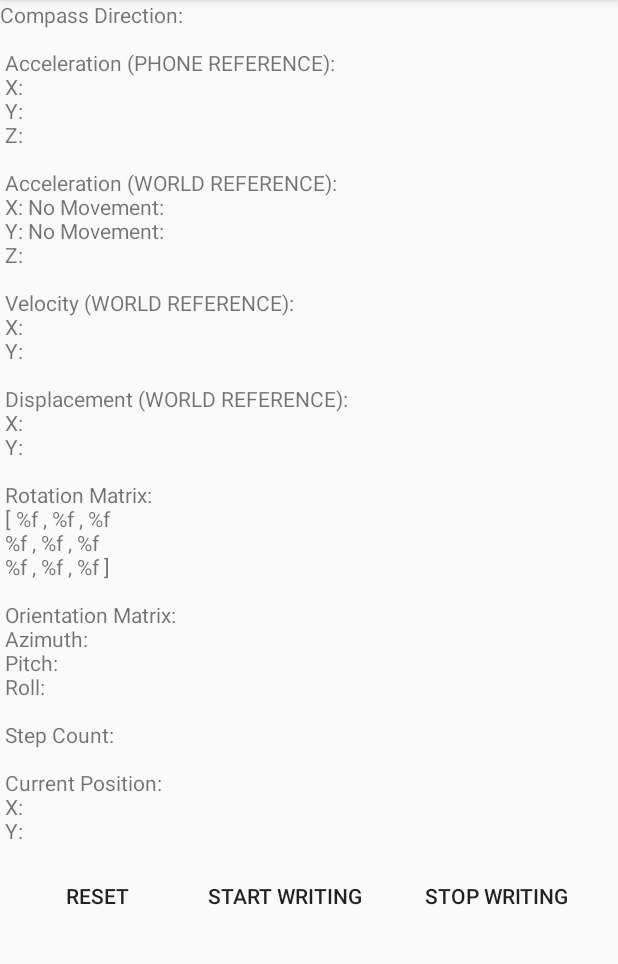
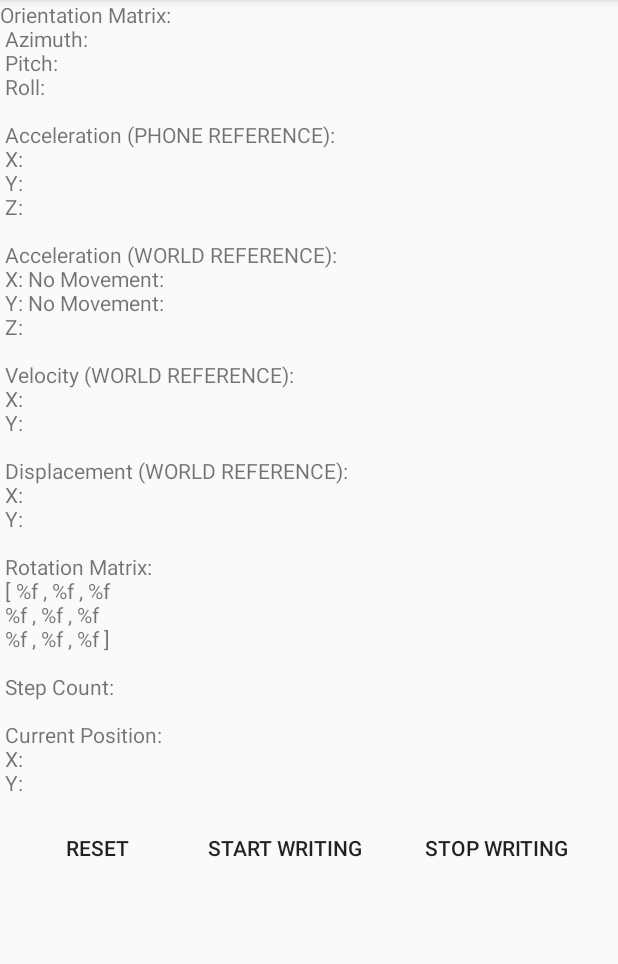
Before and after one commit to StevenKorevaar/imupositiontracking, an Android app: the screen it shows after launch (MainActivity), on a phone screen of 412 x 824 dp, the part 84-1048 px from its top. Run offline under Robolectric (Android 15) with nearby library versions, the phone set to English and light mode, and no system bars.

Commit message:
Big fixe

```diff
--- a/app/src/main/res/layout/activity_main.xml
+++ b/app/src/main/res/layout/activity_main.xml
@@ -41,7 +41,7 @@
 
             <Button
                 android:id="@+id/reset"
-                style="?android:attr/borderlessButtonStyle"
+                style="@style/Widget.AppCompat.Button.Borderless"
 
                 android:layout_width="wrap_content"
                 android:layout_height="match_parent"
@@ -51,7 +51,7 @@
 
             <Button
                 android:id="@+id/startWriting"
-                style="?android:attr/borderlessButtonStyle"
+                style="@style/Widget.AppCompat.Button.Borderless"
 
                 android:layout_width="wrap_content"
                 android:layout_height="match_parent"
@@ -61,7 +61,7 @@
 
             <Button
                 android:id="@+id/stopWriting"
-                style="?android:attr/borderlessButtonStyle"
+                style="@style/Widget.AppCompat.Button.Borderless"
 
                 android:layout_width="wrap_content"
                 android:layout_height="match_parent"
--- a/app/src/main/res/values/strings.xml
+++ b/app/src/main/res/values/strings.xml
@@ -4,7 +4,10 @@
     <string name="ResetBTN">Reset</string>
     <string name="StartWritingBTN">Start Writing</string>
     <string name="StopWritingBTN">Stop Writing</string>
-    <string name="PlaceholderMainView">Compass Direction:\n
+    <string name="PlaceholderMainView">Orientation Matrix:\n
+        Azimuth:\n
+        Pitch:\n
+        Roll:\n
 \n
 Acceleration (PHONE REFERENCE):\n
         X:\n
@@ -29,16 +32,10 @@ Rotation Matrix:\n
         %f , %f , %f\n
         %f , %f , %f ]\n
 \n
-Orientation Matrix:\n
-        Azimuth:\n
-        Pitch:\n
-        Roll:\n
-\n
 Step Count:\n
 \n
 Current Position:\n
         X:\n
         Y:
-
 </string>
 </resources>
```
Also changed, not shown: app/src/main/java/xyan/projects/imu_tracking/MainActivity.java (+6 -10 lines).
